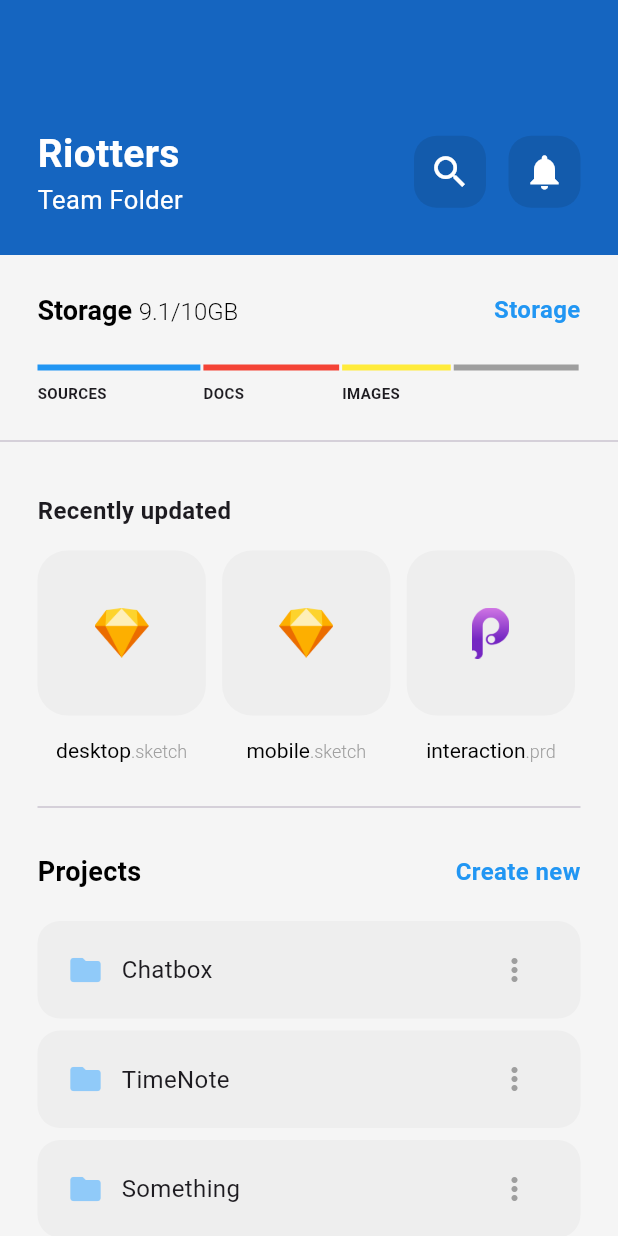
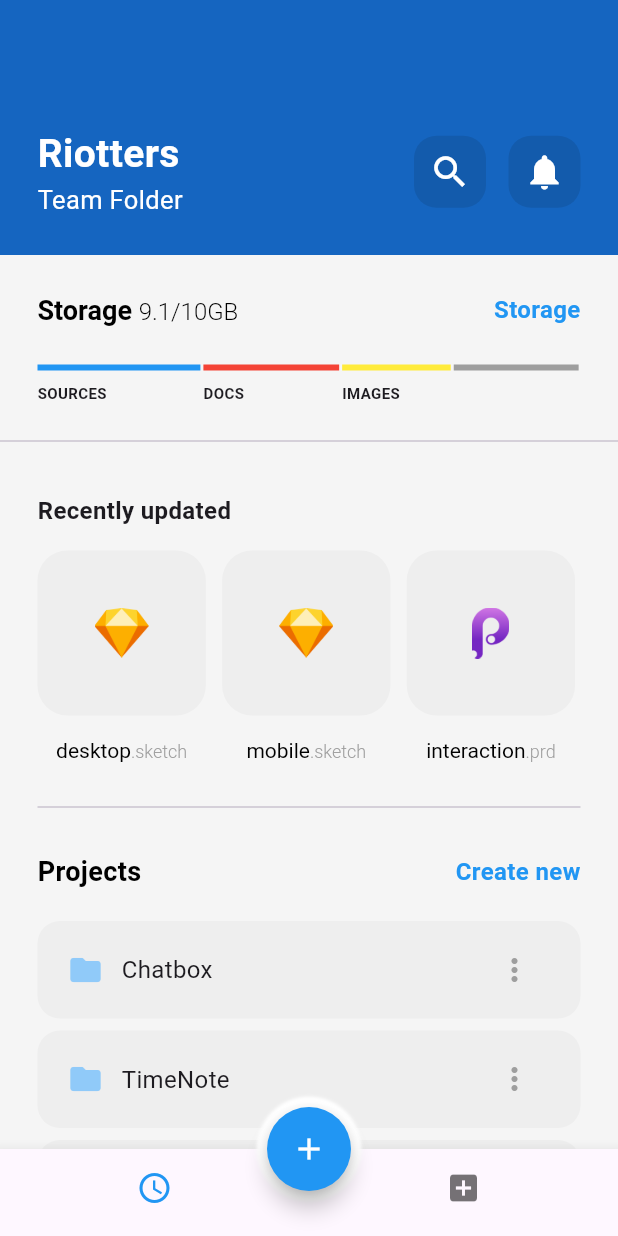
Before and after one commit to AlbenBustamante/cloud_files_app_ui, a Flutter app: the screen it shows after launch, on a phone screen of 412 x 824 dp. Run offline on Flutter 3.47's test engine with Material 3 defaults, Android fonts, the light colour scheme and no system bars.

Commit message:
feat: design bottom navigation bar and floating action button

```diff
--- a/lib/pages/team_folder_page.dart
+++ b/lib/pages/team_folder_page.dart
@@ -9,6 +9,7 @@
 
 class _TeamFolderPageState extends State<TeamFolderPage> {
   double _availableScreenWidth = 0;
+  int _selectedIndex = 0;
 
   @override
   Widget build(BuildContext context) {
@@ -135,7 +136,35 @@
             _buildProjectFolderRow('Something'),
             _buildProjectFolderRow('Other')
           ]))
-        ]));
+        ]),
+        bottomNavigationBar: BottomNavigationBar(
+            onTap: (selectedIndex) {
+              setState(() {
+                _selectedIndex = selectedIndex;
+              });
+            },
+            currentIndex: _selectedIndex,
+            showSelectedLabels: false,
+            showUnselectedLabels: false,
+            selectedItemColor: Colors.blue,
+            items: const [
+              BottomNavigationBarItem(
+                  icon: Icon(Icons.access_time), label: 'Time'),
+              BottomNavigationBarItem(
+                  icon: Icon(Icons.add_box), label: 'Folder')
+            ]),
+        floatingActionButton: Container(
+          decoration: const BoxDecoration(shape: BoxShape.circle, boxShadow: [
+            BoxShadow(color: Colors.white, spreadRadius: 7.0, blurRadius: 1.0)
+          ]),
+          child: FloatingActionButton(
+              shape: const CircleBorder(),
+              backgroundColor: Colors.blue,
+              onPressed: () {},
+              child: const Icon(Icons.add, color: Colors.white)),
+        ),
+        floatingActionButtonLocation:
+            FloatingActionButtonLocation.centerDocked);
   }
 
   Container _buildProjectFolderRow(String folderName) {
```
